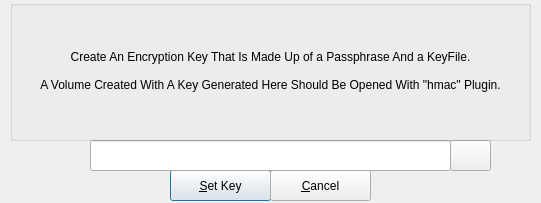
This is zuluCrypt-gui/hmac.ui in mhogomchungu/zuluCrypt as Qt 5 draws it before an edit. The edited form follows.
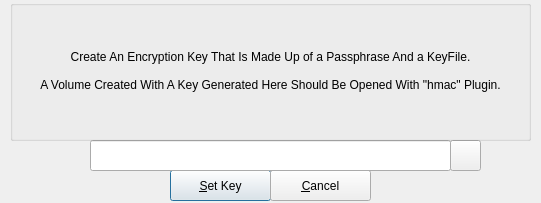
This is the edited form.

What changed in the file:
```diff
--- a/zuluCrypt-gui/hmac.ui
+++ b/zuluCrypt-gui/hmac.ui
@@ -60,7 +60,7 @@
     <rect>
      <x>450</x>
      <y>140</y>
-     <width>41</width>
+     <width>31</width>
      <height>31</height>
     </rect>
    </property>
```
